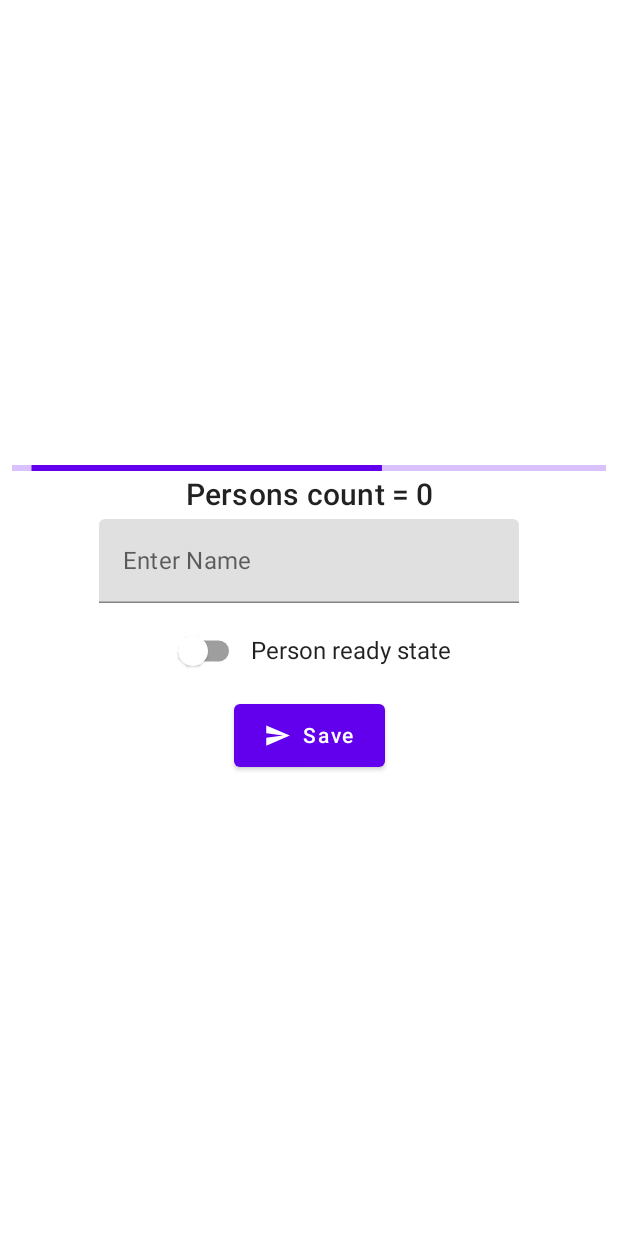
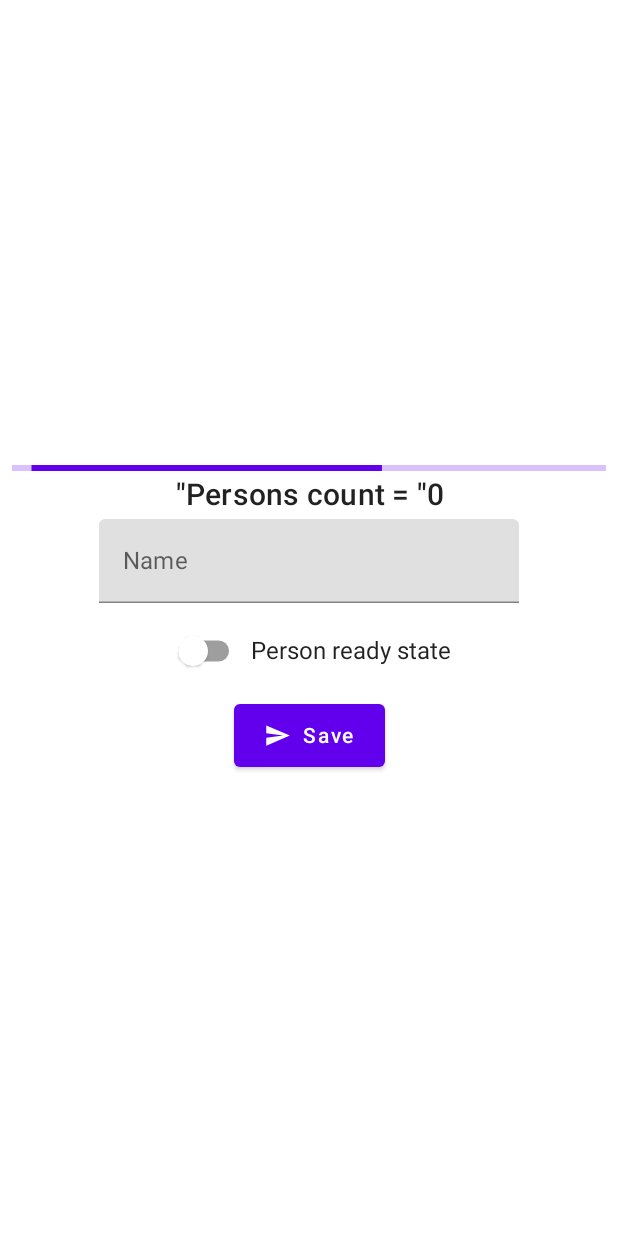
Before and after one commit to aleh-god/firebase-firestore-learn, an Android app built with Jetpack Compose: the SavePersonScreen screen opened through its navigation route, on a phone screen of 412 x 824 dp. Run offline under Robolectric (Android 15) with nearby library versions, the phone set to English and light mode, and no system bars; our stand-ins replace Dagger/Hilt's generated code, Firebase (no records; nobody signed in at launch, a user with empty details on screens opened directly); 1 statement that could not run was skipped.

Commit message:
fix: Label and placeHolder texts.

```diff
--- a/app/src/main/java/by/godevelopment/firebasefirestorelearn/ui/screens/saveperson/SavePersonScreen.kt
+++ b/app/src/main/java/by/godevelopment/firebasefirestorelearn/ui/screens/saveperson/SavePersonScreen.kt
@@ -56,7 +56,8 @@ fun SavePersonScreen(
         )
 
         Text(
-            text = "Persons count = ${viewModel.uiState.personsCount}",
+            text = stringResource(R.string.ui_header_text_pers_count)
+                    + viewModel.uiState.personsCount,
             style = MaterialTheme.typography.h6,
             textAlign = TextAlign.Center,
             modifier = Modifier
@@ -66,7 +67,6 @@ fun SavePersonScreen(
 
         TextField(
             singleLine = true,
-            maxLines = 10,
             keyboardOptions = KeyboardOptions(
                 imeAction = ImeAction.Done
             ),
@@ -79,16 +79,13 @@ fun SavePersonScreen(
             },
             label = {
                 Text(
-                    if (viewModel.uiState.hasError) stringResource(R.string.label_1)
-                    else stringResource(R.string.label_2)
+                    if (viewModel.uiState.hasError) stringResource(R.string.label_error_name)
+                    else stringResource(R.string.label_name)
                 )
             },
             isError = viewModel.uiState.hasError,
             placeholder = {
-                Text(
-                    text = if (viewModel.uiState.hasError) stringResource(R.string.label_2)
-                    else stringResource(R.string.label_1)
-                )
+                Text(text = stringResource(R.string.placeholder_name))
             },
         )
 
--- a/app/src/main/java/by/godevelopment/firebasefirestorelearn/ui/screens/saveperson/SavePersonUserEvent.kt
+++ b/app/src/main/java/by/godevelopment/firebasefirestorelearn/ui/screens/saveperson/SavePersonUserEvent.kt
@@ -2,7 +2,7 @@ package by.godevelopment.firebasefirestorelearn.ui.screens.saveperson
 
 sealed interface SavePersonUserEvent {
 
-    object SavePersonOnClick: SavePersonUserEvent
+    object SavePersonOnClick : SavePersonUserEvent
     object PersonReadyStateChanged : SavePersonUserEvent
     data class NameChanged(val name: String) : SavePersonUserEvent
 }
--- a/app/src/main/java/by/godevelopment/firebasefirestorelearn/ui/screens/updateperson/UpdatePersonViewModel.kt
+++ b/app/src/main/java/by/godevelopment/firebasefirestorelearn/ui/screens/updateperson/UpdatePersonViewModel.kt
@@ -40,7 +40,7 @@ class UpdatePersonViewModel @Inject constructor(
             is UpdatePersonUserEvent.NewNameChanged -> {
                 uiState = uiState.copy(
                     newName = event.newName,
-                    oldNameHasError = false
+                    newNameHasError = false
                 )
             }
             UpdatePersonUserEvent.UpdatePersonOnClick -> {
```
Also changed, not shown: app/src/main/java/by/godevelopment/firebasefirestorelearn/ui/screens/updateperson/UpdatePersonScreen.kt (+8 -14 lines), app/src/main/res/values/strings.xml (+20 -2 lines).
